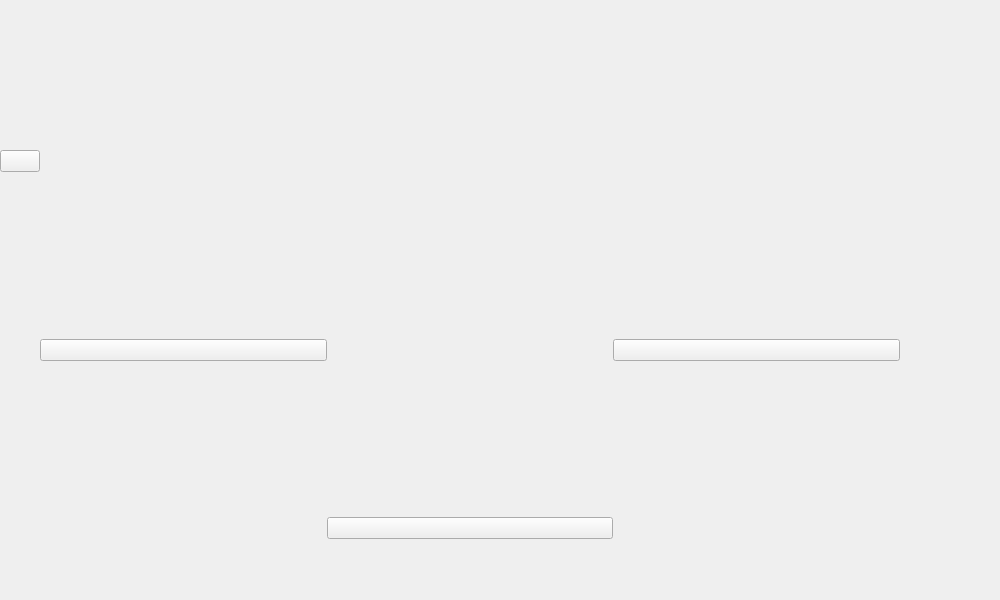
Old version of the form src/mainmenu.ui in the repository CraignRush/IslandRacer.
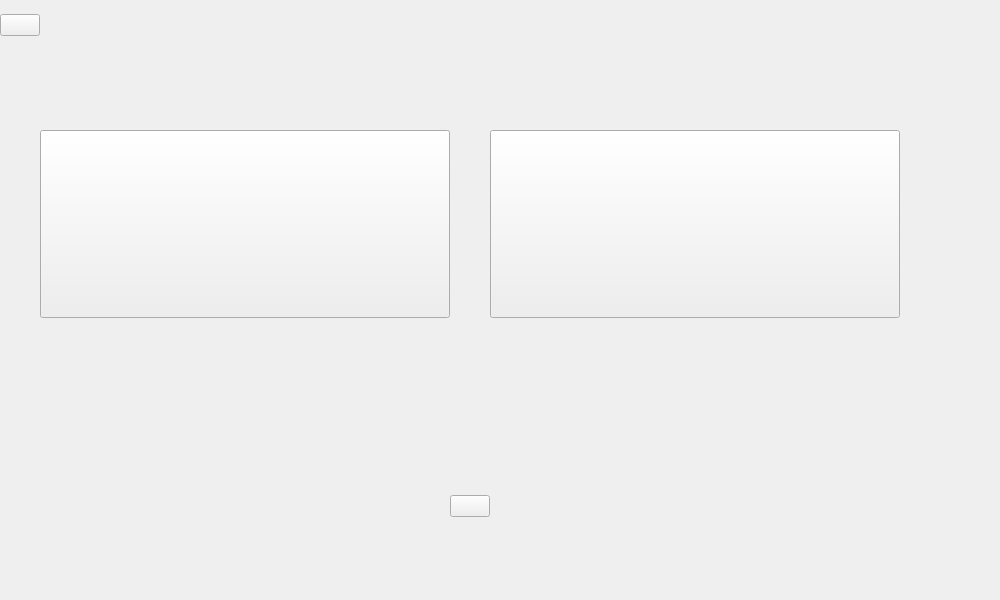
New version of the form. The open tabs and pages were chosen to show the change.

Commit message: Size fixes - buttons etc should adapt to the resolution

```diff
--- a/src/mainmenu.ui
+++ b/src/mainmenu.ui
@@ -564,7 +564,7 @@
         <item row="0" column="0" colspan="5">
          <widget class="QLabel" name="level2Logo">
           <property name="sizePolicy">
-           <sizepolicy hsizetype="Preferred" vsizetype="Fixed">
+           <sizepolicy hsizetype="Preferred" vsizetype="Preferred">
             <horstretch>0</horstretch>
             <verstretch>0</verstretch>
            </sizepolicy>
@@ -572,13 +572,13 @@
           <property name="minimumSize">
            <size>
             <width>0</width>
-            <height>150</height>
+            <height>0</height>
            </size>
           </property>
           <property name="maximumSize">
            <size>
             <width>16777215</width>
-            <height>150</height>
+            <height>16777215</height>
            </size>
           </property>
           <property name="text">
@@ -619,13 +619,6 @@
           </property>
          </spacer>
         </item>
-        <item row="4" column="1">
-         <widget class="QPushButton" name="level2_2Level1">
-          <property name="text">
-           <string/>
-          </property>
-         </widget>
-        </item>
         <item row="4" column="0">
          <spacer name="verticalSpacer_39">
           <property name="orientation">
@@ -665,19 +658,6 @@
           </property>
          </spacer>
         </item>
-        <item row="1" column="2">
-         <spacer name="horizontalSpacer_10">
-          <property name="orientation">
-           <enum>Qt::Horizontal</enum>
-          </property>
-          <property name="sizeHint" stdset="0">
-           <size>
-            <width>40</width>
-            <height>20</height>
-           </size>
-          </property>
-         </spacer>
-        </item>
         <item row="1" column="3">
          <spacer name="horizontalSpacer_11">
           <property name="orientation">
@@ -691,50 +671,69 @@
           </property>
          </spacer>
         </item>
-        <item row="2" column="2">
+        <item row="1" column="4">
+         <spacer name="level2HorizontalSpacer">
+          <property name="orientation">
+           <enum>Qt::Horizontal</enum>
+          </property>
+          <property name="sizeType">
+           <enum>QSizePolicy::Fixed</enum>
+          </property>
+          <property name="sizeHint" stdset="0">
+           <size>
+            <width>100</width>
+            <height>20</height>
+           </size>
+          </property>
+         </spacer>
+        </item>
+        <item row="6" column="2" rowspan="2">
+         <widget class="QPushButton" name="level2_2Play">
+          <property name="text">
+           <string/>
+          </property>
+         </widget>
+        </item>
+        <item row="1" column="2">
          <widget class="QLabel" name="level2Trackname">
           <property name="text">
            <string/>
           </property>
          </widget>
         </item>
-        <item row="4" column="3">
+        <item row="3" column="1" rowspan="2">
+         <widget class="QPushButton" name="level2_2Level1">
+          <property name="sizePolicy">
+           <sizepolicy hsizetype="Expanding" vsizetype="Preferred">
+            <horstretch>0</horstretch>
+            <verstretch>0</verstretch>
+           </sizepolicy>
+          </property>
+          <property name="text">
+           <string/>
+          </property>
+         </widget>
+        </item>
+        <item row="3" column="3" rowspan="2">
          <widget class="QPushButton" name="level2_2Level3">
+          <property name="sizePolicy">
+           <sizepolicy hsizetype="Expanding" vsizetype="Preferred">
+            <horstretch>0</horstretch>
+            <verstretch>0</verstretch>
+           </sizepolicy>
+          </property>
           <property name="text">
            <string/>
           </property>
          </widget>
         </item>
-        <item row="3" column="2" rowspan="3">
+        <item row="2" column="2" rowspan="4">
          <widget class="QLabel" name="level2Trackpic">
           <property name="text">
            <string/>
           </property>
          </widget>
         </item>
-        <item row="1" column="4">
-         <spacer name="horizontalSpacer_28">
-          <property name="orientation">
-           <enum>Qt::Horizontal</enum>
-          </property>
-          <property name="sizeType">
-           <enum>QSizePolicy::Fixed</enum>
-          </property>
-          <property name="sizeHint" stdset="0">
-           <size>
-            <width>100</width>
-            <height>20</height>
-           </size>
-          </property>
-         </spacer>
-        </item>
-        <item row="6" column="2" rowspan="2">
-         <widget class="QPushButton" name="level2_2Play">
-          <property name="text">
-           <string/>
-          </property>
-         </widget>
-        </item>
        </layout>
       </widget>
       <widget class="QWidget" name="level3">
```
Left out of the diff: 624 changed lines with no effect on the pictures. The commit also changes 2 other files.
